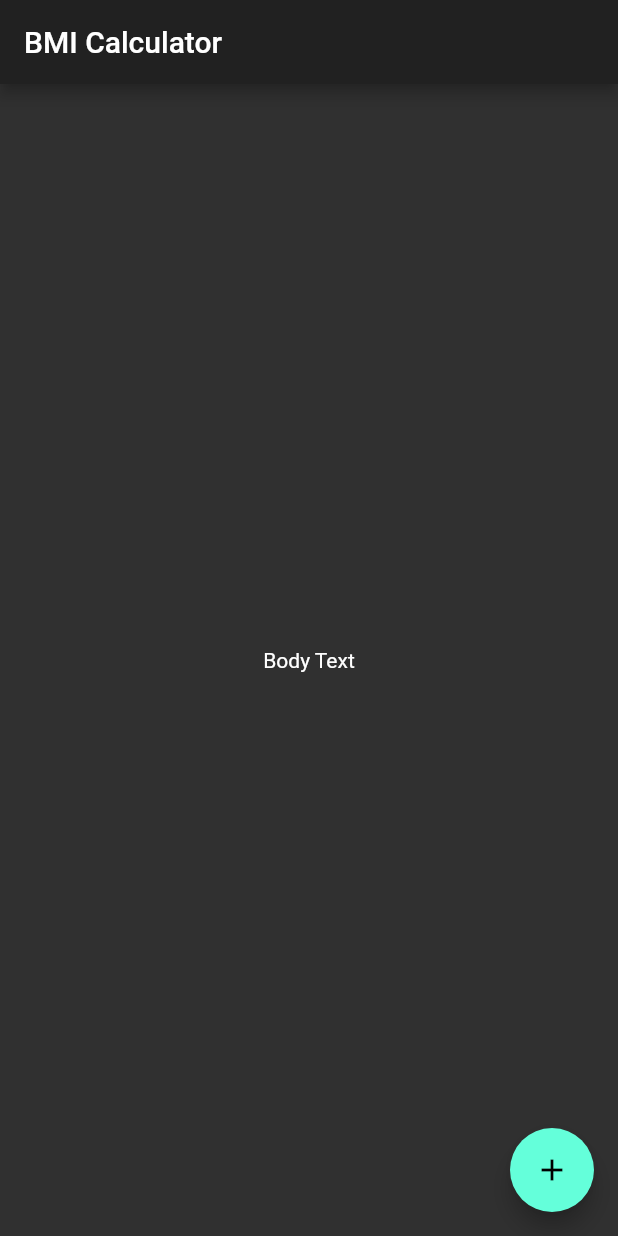
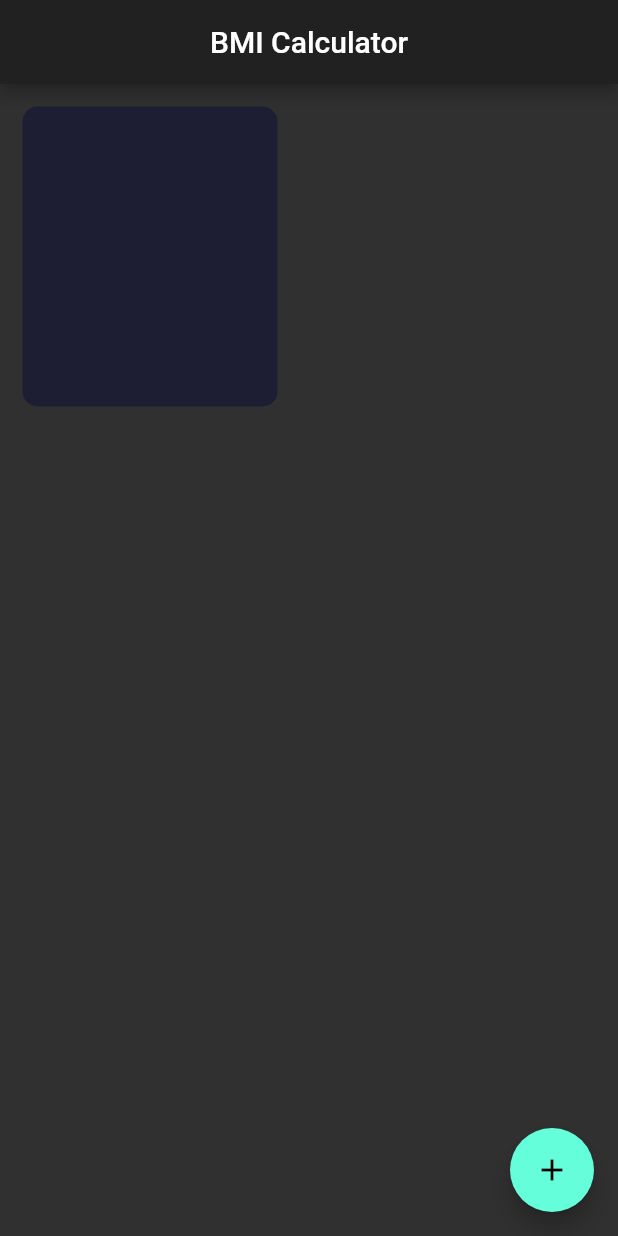
Before and after one commit to saivishnu725/bmi_calc, a Flutter app: the screen it shows after launch, on a phone screen of 412 x 824 dp. Run offline on Flutter 3.47's test engine with Material 2 defaults, Android fonts, the light colour scheme and no system bars.

Commit message:
Added a nice looking container

```diff
--- a/lib/input_page.dart
+++ b/lib/input_page.dart
@@ -12,10 +12,19 @@ class _InputPageState extends State<InputPage> {
   Widget build(BuildContext context) {
     return Scaffold(
       appBar: AppBar(
+        centerTitle: true,
         title: Text("BMI Calculator"),
       ),
-      body: Center(
-        child: Text("Body Text"),
+      body: SafeArea(
+        child: Container(
+          height: 200.0,
+          width: 170.0,
+          margin: EdgeInsets.all(15.0),
+          decoration: BoxDecoration(
+            borderRadius: BorderRadius.circular(10.0),
+            color: Color(0xFF1D1E33),
+          ),
+        ),
       ),
       floatingActionButton: FloatingActionButton(
         child: Icon(Icons.add),
```
